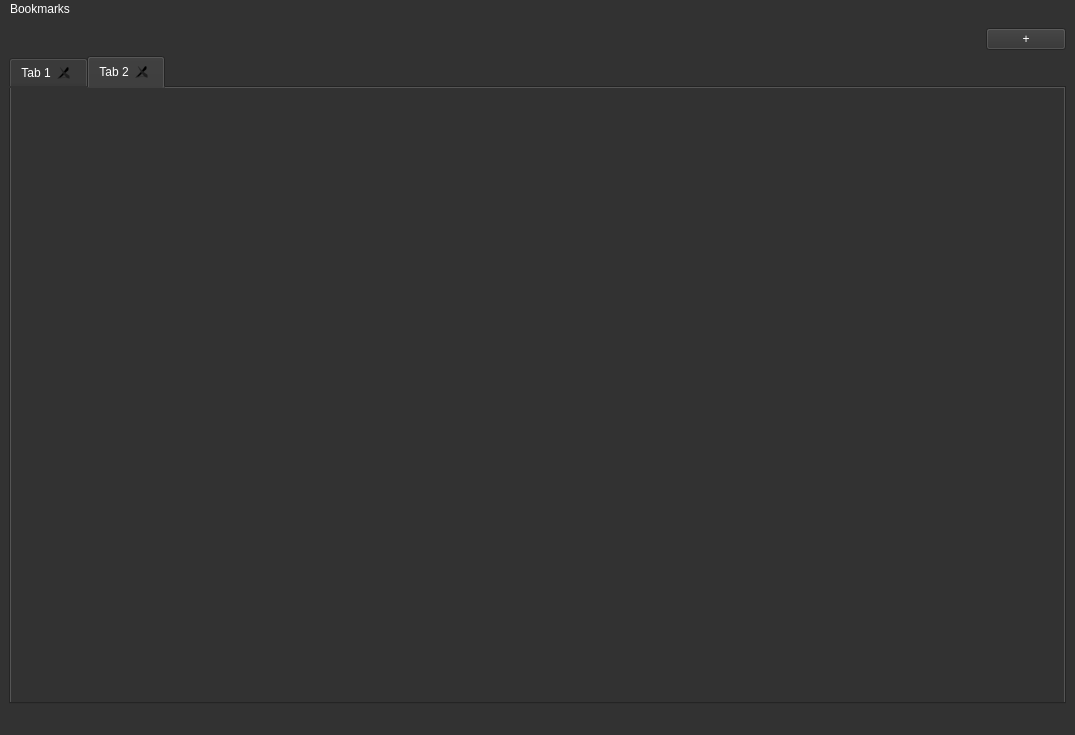
ULUdev/bird-browser, file bird-browser/browser.ui: the form before one commit.
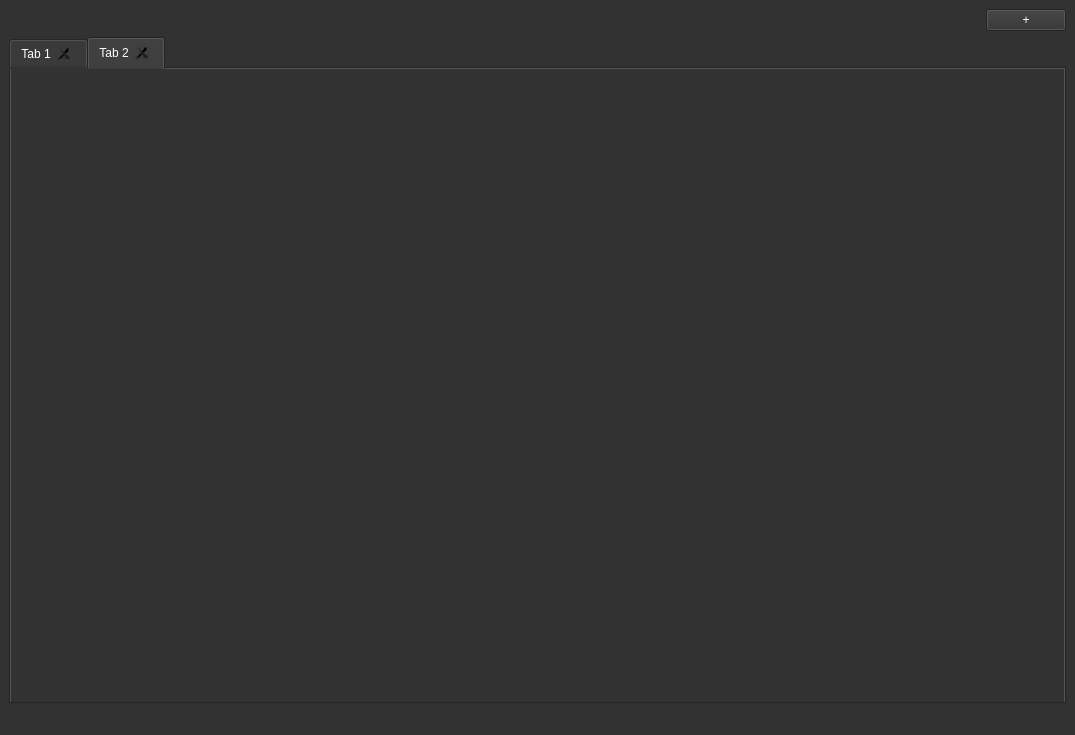
The form after the commit. Icons and pictures are not drawn.

```diff
--- a/bird-browser/browser.ui
+++ b/bird-browser/browser.ui
@@ -23,7 +23,7 @@
   </property>
   <widget class="QWidget" name="centralwidget">
    <layout class="QVBoxLayout" name="verticalLayout">
-    <item alignment="Qt::AlignRight|Qt::AlignBottom">
+    <item alignment="Qt::AlignRight">
      <widget class="QPushButton" name="tabcreate">
       <property name="minimumSize">
        <size>
@@ -69,35 +69,6 @@
    </layout>
   </widget>
   <widget class="QStatusBar" name="statusbar"/>
-  <widget class="QMenuBar" name="menubar">
-   <property name="geometry">
-    <rect>
-     <x>0</x>
-     <y>0</y>
-     <width>1075</width>
-     <height>20</height>
-    </rect>
-   </property>
-   <property name="cursor">
-    <cursorShape>ForbiddenCursor</cursorShape>
-   </property>
-   <property name="defaultUp">
-    <bool>true</bool>
-   </property>
-   <property name="nativeMenuBar">
-    <bool>true</bool>
-   </property>
-   <widget class="QMenu" name="bookmarks">
-    <property name="tearOffEnabled">
-     <bool>false</bool>
-    </property>
-    <property name="title">
-     <string>Bookmarks</string>
-    </property>
-    <addaction name="actionNew_Bookmark"/>
-   </widget>
-   <addaction name="bookmarks"/>
-  </widget>
   <action name="actionNew_Bookmark">
    <property name="text">
     <string>New Bookmark</string>
```
Left out of the diff: 2 changed lines with no effect on the pictures.
